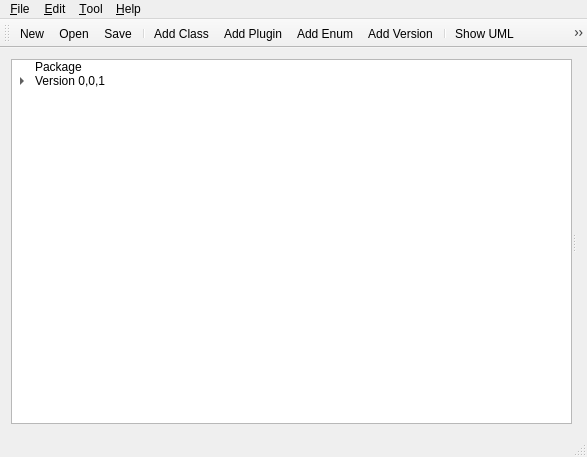
First picture: the form in mainwindow.ui, repository sbmlteam/QtDeviser, before the edit.
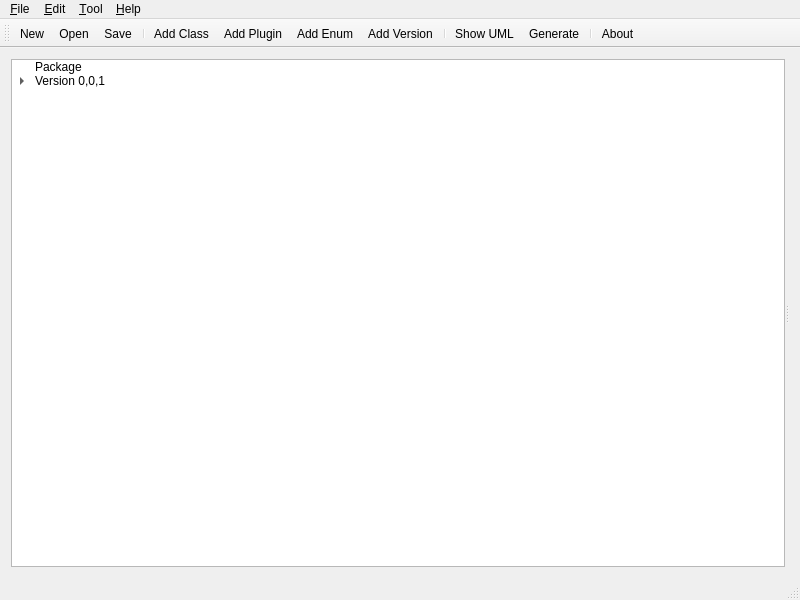
Second picture: the form after the edit. Icons and pictures are not drawn.

What changed in the file:
```diff
--- a/mainwindow.ui
+++ b/mainwindow.ui
@@ -6,10 +6,16 @@
    <rect>
     <x>0</x>
     <y>0</y>
-    <width>587</width>
-    <height>457</height>
+    <width>800</width>
+    <height>600</height>
    </rect>
   </property>
+  <property name="minimumSize">
+   <size>
+    <width>800</width>
+    <height>600</height>
+   </size>
+  </property>
   <property name="windowTitle">
    <string>Deviser Edit</string>
   </property>
@@ -23,10 +29,16 @@
       <widget class="QTreeWidget" name="treeWidget">
        <property name="sizePolicy">
         <sizepolicy hsizetype="Preferred" vsizetype="Preferred">
-         <horstretch>0</horstretch>
+         <horstretch>1</horstretch>
          <verstretch>0</verstretch>
         </sizepolicy>
        </property>
+       <property name="minimumSize">
+        <size>
+         <width>150</width>
+         <height>0</height>
+        </size>
+       </property>
        <attribute name="headerVisible">
         <bool>false</bool>
        </attribute>
@@ -85,7 +97,7 @@
     <rect>
      <x>0</x>
      <y>0</y>
-     <width>587</width>
+     <width>800</width>
      <height>21</height>
     </rect>
    </property>
```
Left out of the diff: 41 changed lines with no effect on the pictures.
